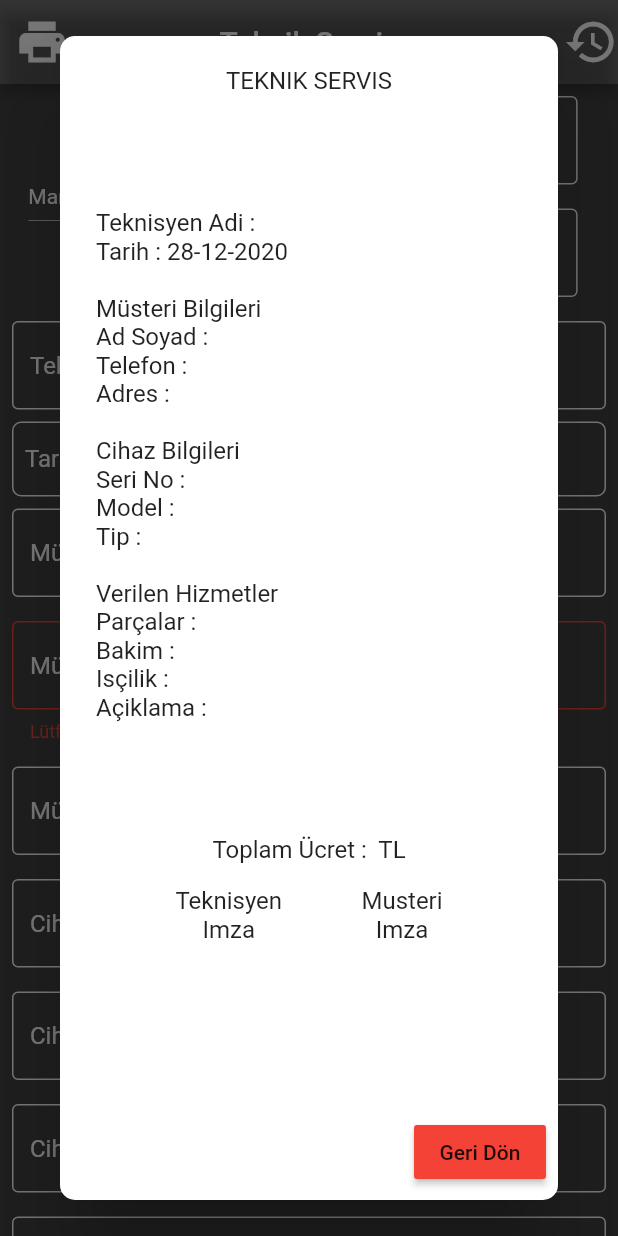
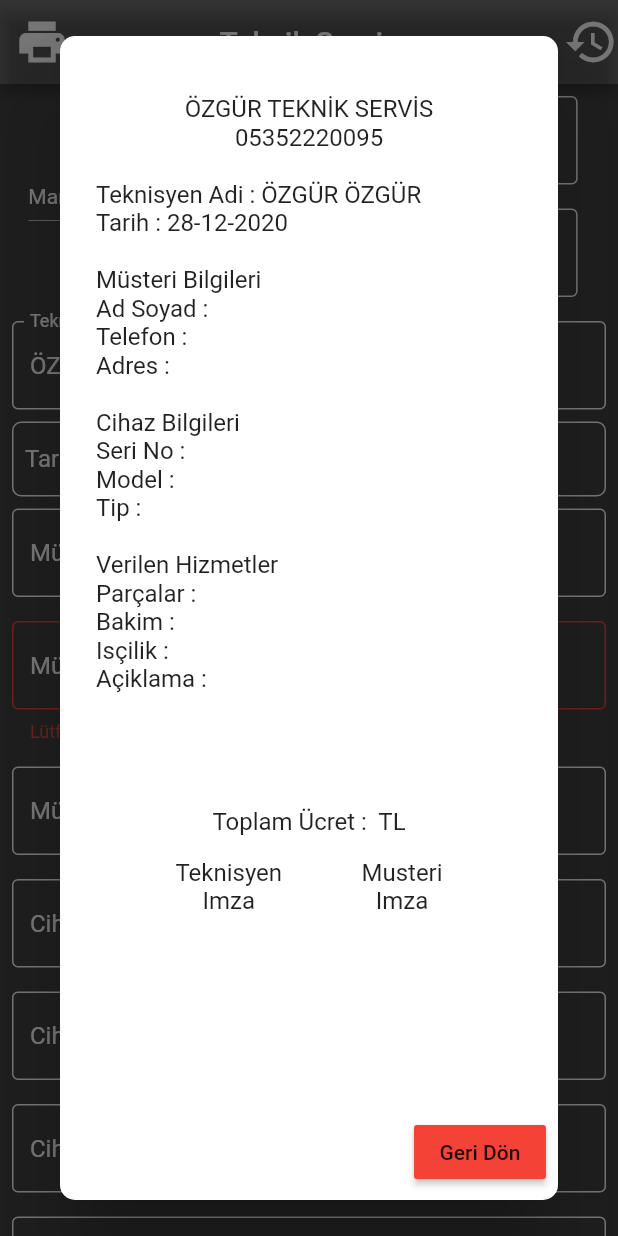
Before and after one commit to bilalozcan/teknik-servis-app, a Flutter app: the MainPage screen opened directly, after a tap on the "print" icon, on a phone screen of 412 x 824 dp. Run offline on Flutter 3.47's test engine with Material 2 defaults, Android fonts, the phone set to English and light mode, and no system bars; our stand-ins replace date_format, shared_preferences, sqflite, toast; missing offline and left inert: blue_thermal_printer; accounts and stored records are empty.

Commit message:
Özgür Teknik Servis için, servis-adı, servis-tel, teknisyen-adi özelleştirildi

```diff
--- a/lib/ui/HistoryDocumentsPage.dart
+++ b/lib/ui/HistoryDocumentsPage.dart
@@ -256,7 +256,7 @@ class _HistoryDocumentsPageState extends State<HistoryDocumentsPage> {
                     "assets/images/" + logoName + ".png",
                     scale: 0.4,
                   ),
-                  Text("TEKNIK SERVIS", textAlign: TextAlign.center),
+                  //Text("TEKNIK SERVIS", textAlign: TextAlign.center),
                   Text(""),
                   Text(
                     document.servisAdi.toUpperCase(),
@@ -299,7 +299,7 @@ class _HistoryDocumentsPageState extends State<HistoryDocumentsPage> {
                       textAlign: TextAlign.left),
                   Text("\n"),
                   document.garanti == "true"
-                      ? Text("PARCA VE HIZMETLER 1 YIL GARANTIMIZ ALTINDADIR",
+                      ? Text("PARCA VE HIZMETLER 6 AY GARANTIMIZ ALTINDADIR",
                           textAlign: TextAlign.center)
                       : SizedBox(),
                   Text("\n"),
--- a/lib/ui/MainPage.dart
+++ b/lib/ui/MainPage.dart
@@ -50,6 +50,9 @@ class _MainPageState extends State<MainPage> {
     tumDokumanListesi = List<Document>();
     _databaseHelper = DatabaseHelper();
     _tarih.text = formatDate(DateTime.now(), [dd, '-', mm, '-', yyyy]);
+    _servisAdi.text = "ÖZGÜR TEKNİK SERVİS";
+    _servisTel.text = "05352220095";
+    _teknisyenAdi.text = "ÖZGÜR ÖZGÜR";
   }
 
   @override
@@ -426,7 +429,7 @@ class _MainPageState extends State<MainPage> {
                           "assets/images/" + logoName + ".png",
                           scale: 0.4,
                         ),
-                  Text("TEKNIK SERVIS", textAlign: TextAlign.center),
+                  //Text("TEKNIK SERVIS", textAlign: TextAlign.center),
                   Text(""),
                   Text(
                     _servisAdi.text.toUpperCase(),
@@ -469,7 +472,7 @@ class _MainPageState extends State<MainPage> {
                       textAlign: TextAlign.left),
                   Text("\n"),
                   checkBoxValue == true
-                      ? Text("PARCA VE HIZMETLER 1 YIL GARANTIMIZ ALTINDADIR",
+                      ? Text("PARCA VE HIZMETLER 6 AY GARANTIMIZ ALTINDADIR",
                           textAlign: TextAlign.center)
                       : SizedBox(),
                   Text("\n"),
--- a/lib/ui/PrinterPage.dart
+++ b/lib/ui/PrinterPage.dart
@@ -270,7 +270,7 @@ class _PrinterPageState extends State<PrinterPage> {
         bluetooth.printNewLine();
         bluetooth.printImage(pathImage); //path of your image/logo
         bluetooth.printNewLine();
-        bluetooth.printCustom("TEKNIK SERVIS", 2, 1, charset: "CP857");
+        //bluetooth.printCustom("TEKNIK SERVIS", 2, 1, charset: "CP857");
         bluetooth.printNewLine();
         bluetooth.printCustom(
             _document.servisAdi
@@ -542,7 +542,7 @@ class _PrinterPageState extends State<PrinterPage> {
         bluetooth.printNewLine();
         bluetooth.printNewLine();
         if (_document.garanti == "true") {
-          bluetooth.printCustom("PARCA VE HIZMETLER 1 YIL", 1, 1,
+          bluetooth.printCustom("PARCA VE HIZMETLER 6 AY", 1, 1,
               charset: "CP857");
           bluetooth.printCustom("BOYUNCA GARANTIMIZ ALTINDADIR", 1, 1,
               charset: "CP857");
```
